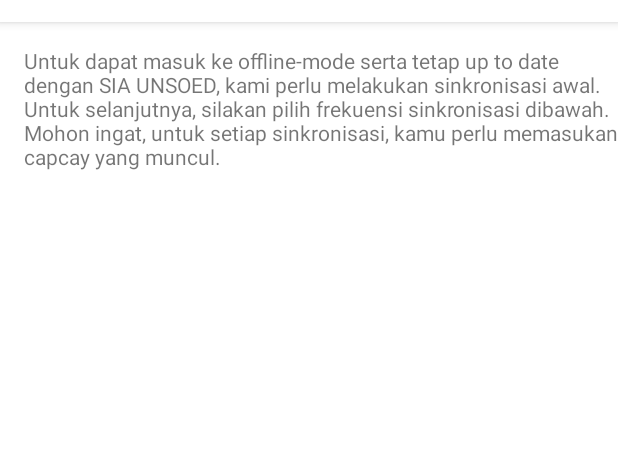
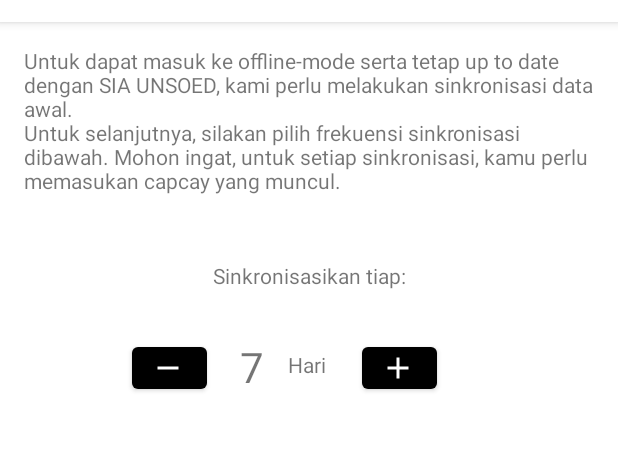
Before and after one commit to taufan-mft/UNSOEDPass2, an Android app: the sinkronisasi screen opened directly, with no data from a screen before it, on a phone screen of 412 x 824 dp, the part 62-513 px from its top. Run offline under Robolectric (Android 15) with nearby library versions, the phone set to English and light mode, and no system bars.

Commit message:
menambahkan tombol plusmin

```diff
--- /dev/null
+++ b/app/src/main/res/drawable/ic_add_black_24dp.xml
@@ -0,0 +1,5 @@
+<vector android:height="24dp" android:tint="#FFFFFF"
+    android:viewportHeight="24.0" android:viewportWidth="24.0"
+    android:width="24dp" xmlns:android="http://schemas.android.com/apk/res/android">
+    <path android:fillColor="#FF000000" android:pathData="M19,13h-6v6h-2v-6H5v-2h6V5h2v6h6v2z"/>
+</vector>
--- /dev/null
+++ b/app/src/main/res/drawable/winny.xml
@@ -0,0 +1,9 @@
+<vector xmlns:android="http://schemas.android.com/apk/res/android"
+        android:width="24dp"
+        android:height="24dp"
+        android:viewportWidth="24.0"
+        android:viewportHeight="24.0">
+    <path
+        android:fillColor="#FF000000"
+        android:pathData="M19,13H5v-2h14v2z"/>
+</vector>
--- a/app/src/main/res/layout/activity_sinkronisasi.xml
+++ b/app/src/main/res/layout/activity_sinkronisasi.xml
@@ -13,9 +13,78 @@
         android:layout_marginStart="16dp"
         android:layout_marginLeft="16dp"
         android:layout_marginTop="16dp"
+        android:layout_marginEnd="16dp"
         android:layout_marginRight="16dp"
         android:text="@string/introsinkron"
         app:layout_constraintEnd_toEndOf="parent"
         app:layout_constraintStart_toStartOf="parent"
         app:layout_constraintTop_toTopOf="parent" />
+
+    <TextView
+        android:id="@+id/textView6"
+        android:layout_width="wrap_content"
+        android:layout_height="wrap_content"
+        android:layout_marginTop="24dp"
+        android:layout_marginBottom="569dp"
+        android:text="Sinkronisasikan tiap:"
+        app:layout_constraintBottom_toBottomOf="parent"
+        app:layout_constraintEnd_toEndOf="parent"
+        app:layout_constraintStart_toStartOf="parent"
+        app:layout_constraintTop_toBottomOf="@+id/textView5" />
+
+    <TextView
+        android:id="@+id/txtHari"
+        android:layout_width="wrap_content"
+        android:layout_height="wrap_content"
+        android:layout_marginStart="160dp"
+        android:layout_marginLeft="160dp"
+        android:layout_marginTop="32dp"
+        android:text="7"
+        android:textSize="28dp"
+        app:layout_constraintStart_toStartOf="parent"
+        app:layout_constraintTop_toBottomOf="@+id/textView6" />
+
+    <TextView
+        android:id="@+id/textView8"
+        android:layout_width="wrap_content"
+        android:layout_height="wrap_content"
+        android:layout_marginStart="16dp"
+        android:layout_marginLeft="16dp"
+        android:layout_marginTop="40dp"
+        android:text="Hari"
+        app:layout_constraintStart_toEndOf="@+id/txtHari"
+        app:layout_constraintTop_toBottomOf="@+id/textView6" />
+
+    <com.google.android.material.button.MaterialButton
+        android:id="@+id/btnMin"
+        style="@style/Widget.MaterialComponents.Button.Icon"
+        android:layout_width="50dp"
+        android:layout_height="40dp"
+        android:layout_marginStart="88dp"
+        android:layout_marginLeft="88dp"
+        android:layout_marginTop="32dp"
+        android:gravity="center"
+        app:backgroundTint="#FF000000"
+        app:icon="@drawable/winny"
+        app:iconGravity="start"
+        app:iconTint="#FFFFFF"
+        app:layout_constraintStart_toStartOf="parent"
+        app:layout_constraintTop_toBottomOf="@+id/textView6" />
+
+    <com.google.android.material.button.MaterialButton
+        android:id="@+id/btnPlus"
+        style="@style/Widget.MaterialComponents.Button.Icon"
+        android:layout_width="50dp"
+        android:layout_height="40dp"
+        android:layout_marginStart="24dp"
+        android:layout_marginLeft="24dp"
+        android:layout_marginTop="32dp"
+        android:gravity="center"
+        app:backgroundTint="#FF000000"
+        app:icon="@drawable/ic_add_black_24dp"
+        app:iconGravity="start"
+        app:iconTint="#FFFFFF"
+        app:layout_constraintStart_toEndOf="@+id/textView8"
+        app:layout_constraintTop_toBottomOf="@+id/textView6" />
+
 </androidx.constraintlayout.widget.ConstraintLayout>
--- a/app/src/main/res/values/strings.xml
+++ b/app/src/main/res/values/strings.xml
@@ -41,6 +41,6 @@
     <string name="attachment_summary_on">Automatically download attachments for incoming emails
     </string>
     <string name="attachment_summary_off">Only download attachments when manually requested</string>
-    <string name="introsinkron">Untuk dapat masuk ke offline-mode serta tetap up to date dengan SIA UNSOED, kami perlu melakukan sinkronisasi awal.
-    Untuk selanjutnya, silakan pilih frekuensi sinkronisasi dibawah. Mohon ingat, untuk setiap sinkronisasi, kamu perlu memasukan capcay yang muncul.</string>
+    <string name="introsinkron">Untuk dapat masuk ke offline-mode serta tetap up to date dengan SIA UNSOED, kami perlu melakukan sinkronisasi data awal.
+        \nUntuk selanjutnya, silakan pilih frekuensi sinkronisasi dibawah. Mohon ingat, untuk setiap sinkronisasi, kamu perlu memasukan capcay yang muncul.</string>
 </resources>
```
